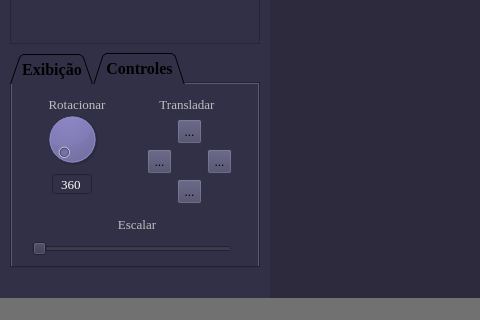
This is mainwindow.ui in ThorDCowo/projeto-cg-bcc as Qt 5 draws it before an edit; both pictures show x 0 to 480 and y 197 to 517 of the 1080 by 517 pixel window. The edited form follows.
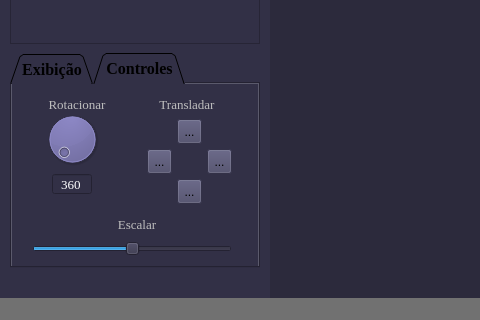
This is the edited form. Icons and pictures are not drawn. Custom widgets are drawn as their Qt base class.

What changed in the file:
```diff
--- a/mainwindow.ui
+++ b/mainwindow.ui
@@ -113,6 +113,12 @@
          <height>20</height>
         </rect>
        </property>
+       <property name="minimum">
+        <number>-100</number>
+       </property>
+       <property name="maximum">
+        <number>100</number>
+       </property>
        <property name="orientation">
         <enum>Qt::Horizontal</enum>
        </property>
```
Left out of the diff: 8 changed lines with no effect on the pictures.
